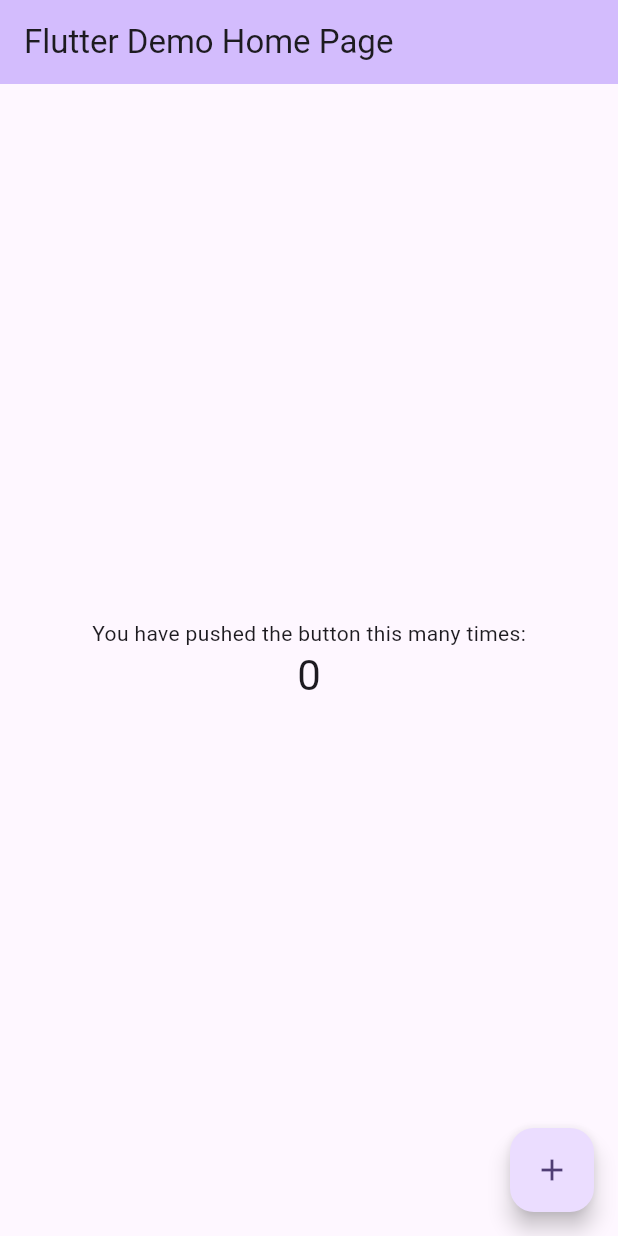
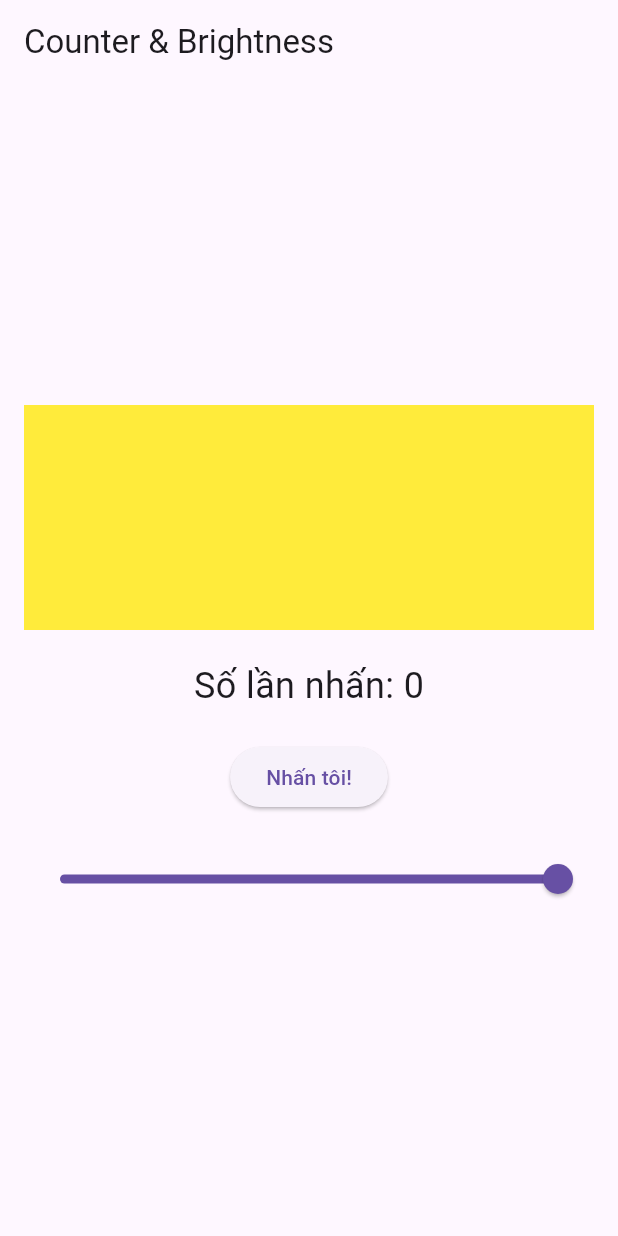
Before and after one commit to thtung-bomb/Flutter, a Flutter app: the screen it shows after launch, on a phone screen of 412 x 824 dp. Run offline on Flutter 3.47's test engine with Material 3 defaults, Android fonts, the light colour scheme and no system bars.

Commit message:
done project

```diff
--- a/control_count_light/lib/main.dart
+++ b/control_count_light/lib/main.dart
@@ -1,125 +1,81 @@
 import 'package:flutter/material.dart';
 
 void main() {
-  runApp(const MyApp());
+  runApp(const MyCounterApp());
 }
 
-class MyApp extends StatelessWidget {
-  const MyApp({super.key});
+class MyCounterApp extends StatelessWidget {
+  const MyCounterApp({super.key});
 
-  // This widget is the root of your application.
   @override
   Widget build(BuildContext context) {
-    return MaterialApp(
-      title: 'Flutter Demo',
-      theme: ThemeData(
-        // This is the theme of your application.
-        //
-        // TRY THIS: Try running your application with "flutter run". You'll see
-        // the application has a purple toolbar. Then, without quitting the app,
-        // try changing the seedColor in the colorScheme below to Colors.green
-        // and then invoke "hot reload" (save your changes or press the "hot
-        // reload" button in a Flutter-supported IDE, or press "r" if you used
-        // the command line to start the app).
-        //
-        // Notice that the counter didn't reset back to zero; the application
-        // state is not lost during the reload. To reset the state, use hot
-        // restart instead.
-        //
-        // This works for code too, not just values: Most code changes can be
-        // tested with just a hot reload.
-        colorScheme: ColorScheme.fromSeed(seedColor: Colors.deepPurple),
-        useMaterial3: true,
-      ),
-      home: const MyHomePage(title: 'Flutter Demo Home Page'),
+    return const MaterialApp(
+      title: 'Counter & Brightness',
+      home: CounterBrightnessPage(),
     );
   }
 }
 
-class MyHomePage extends StatefulWidget {
-  const MyHomePage({super.key, required this.title});
-
-  // This widget is the home page of your application. It is stateful, meaning
-  // that it has a State object (defined below) that contains fields that affect
-  // how it looks.
-
-  // This class is the configuration for the state. It holds the values (in this
-  // case the title) provided by the parent (in this case the App widget) and
-  // used by the build method of the State. Fields in a Widget subclass are
-  // always marked "final".
-
-  final String title;
+class CounterBrightnessPage extends StatefulWidget {
+  const CounterBrightnessPage({super.key});
 
   @override
-  State<MyHomePage> createState() => _MyHomePageState();
+  // ignore: library_private_types_in_public_api
+  _CounterBrightnessPageState createState() => _CounterBrightnessPageState();
 }
 
-class _MyHomePageState extends State<MyHomePage> {
+class _CounterBrightnessPageState extends State<CounterBrightnessPage> {
   int _counter = 0;
+  double _brightness = 1.0;
 
   void _incrementCounter() {
     setState(() {
-      // This call to setState tells the Flutter framework that something has
-      // changed in this State, which causes it to rerun the build method below
-      // so that the display can reflect the updated values. If we changed
-      // _counter without calling setState(), then the build method would not be
-      // called again, and so nothing would appear to happen.
       _counter++;
+    });
+  }
+
+  void _updateBrightness(double value) {
+    setState(() {
+      _brightness = value;
     });
   }
 
   @override
   Widget build(BuildContext context) {
-    // This method is rerun every time setState is called, for instance as done
-    // by the _incrementCounter method above.
-    //
-    // The Flutter framework has been optimized to make rerunning build methods
-    // fast, so that you can just rebuild anything that needs updating rather
-    // than having to individually change instances of widgets.
     return Scaffold(
       appBar: AppBar(
-        // TRY THIS: Try changing the color here to a specific color (to
-        // Colors.amber, perhaps?) and trigger a hot reload to see the AppBar
-        // change color while the other colors stay the same.
-        backgroundColor: Theme.of(context).colorScheme.inversePrimary,
-        // Here we take the value from the MyHomePage object that was created by
-        // the App.build method, and use it to set our appbar title.
-        title: Text(widget.title),
+        title: const Text('Counter & Brightness'),
       ),
-      body: Center(
-        // Center is a layout widget. It takes a single child and positions it
-        // in the middle of the parent.
+      body: Padding(
+        padding: const EdgeInsets.all(16.0),
         child: Column(
-          // Column is also a layout widget. It takes a list of children and
-          // arranges them vertically. By default, it sizes itself to fit its
-          // children horizontally, and tries to be as tall as its parent.
-          //
-          // Column has various properties to control how it sizes itself and
-          // how it positions its children. Here we use mainAxisAlignment to
-          // center the children vertically; the main axis here is the vertical
-          // axis because Columns are vertical (the cross axis would be
-          // horizontal).
-          //
-          // TRY THIS: Invoke "debug painting" (choose the "Toggle Debug Paint"
-          // action in the IDE, or press "p" in the console), to see the
-          // wireframe for each widget.
           mainAxisAlignment: MainAxisAlignment.center,
           children: <Widget>[
-            const Text(
-              'You have pushed the button this many times:',
+            Container(
+              height: 150,
+              width: double.infinity,
+              color: Colors.yellow.withOpacity(_brightness),
             ),
+            const SizedBox(height: 20),
             Text(
-              '$_counter',
-              style: Theme.of(context).textTheme.headlineMedium,
+              'Số lần nhấn: $_counter',
+              style: const TextStyle(fontSize: 24),
+            ),
+            const SizedBox(height: 20),
+            ElevatedButton(
+              onPressed: _incrementCounter,
+              child: const Text('Nhấn tôi!'),
+            ),
+            const SizedBox(height: 20),
+            Slider(
+              value: _brightness,
+              min: 0.0,
+              max: 1.0,
+              onChanged: _updateBrightness,
             ),
           ],
         ),
       ),
-      floatingActionButton: FloatingActionButton(
-        onPressed: _incrementCounter,
-        tooltip: 'Increment',
-        child: const Icon(Icons.add),
-      ), // This trailing comma makes auto-formatting nicer for build methods.
     );
   }
 }
```
Also changed, not shown: 1 other file.
